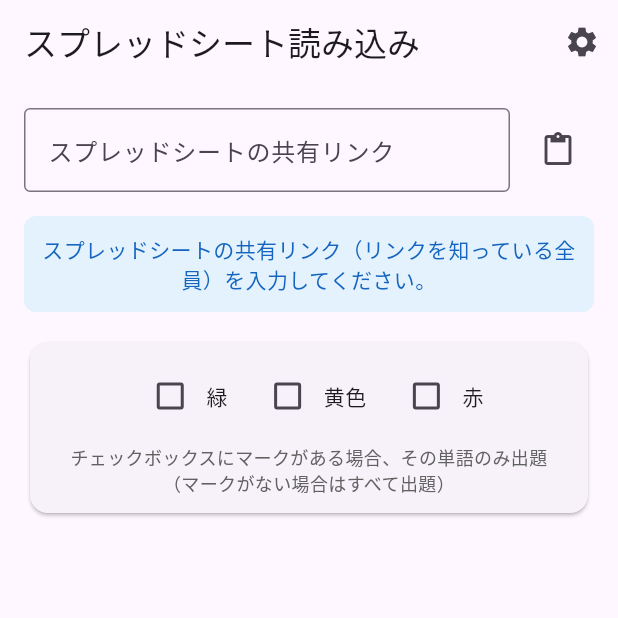
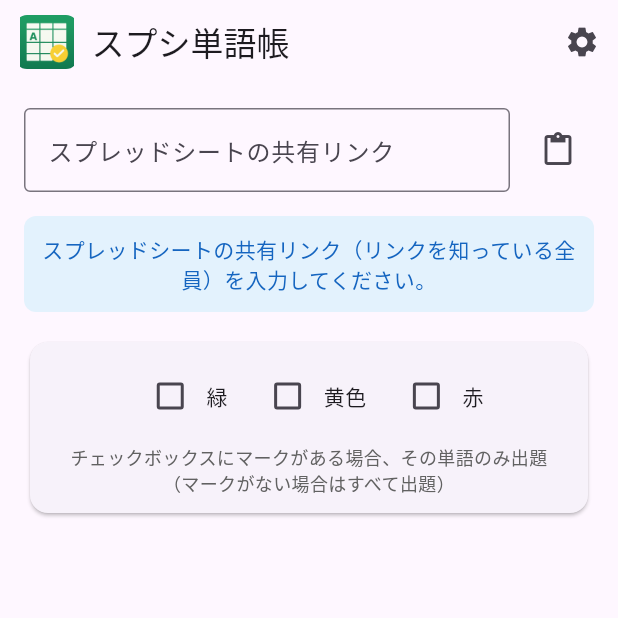
Before and after one commit to hrhrkeee/google_spreadsheet_app, a Flutter app: the screen it shows after launch, on a phone screen of 412 x 824 dp, the top half of it. Run offline on Flutter 3.47's test engine with Material 3 defaults, Android fonts, the light colour scheme and no system bars; our stand-ins replace csv; missing offline and left inert: dart:html.

Commit message:
バグ修正

```diff
--- a/lib/views/spreadsheet_page.dart
+++ b/lib/views/spreadsheet_page.dart
@@ -535,7 +535,15 @@ class _SpreadsheetPageState extends State<SpreadsheetPage> {
   Widget build(BuildContext context) {
     return Scaffold(
       appBar: AppBar(
-        title: Text("スプレッドシート読み込み"),
+        leading: Padding(
+          padding: const EdgeInsets.fromLTRB(10.0, 10.0, 4.0, 10.0),
+          child: ClipRRect(
+            borderRadius: BorderRadius.circular(8.0),
+            child: Image.asset('assets/icons/custom-icon3.png'),
+          ),
+        ),
+        title: Text("スプシ単語帳"),
+        titleSpacing: 5.0,
         actions: [
           IconButton(
             icon: Icon(Icons.settings),
```
Also changed, not shown: pubspec.yaml (+9 -71 lines), assets/icons/Icon-192.png (added), assets/icons/Icon-512.png (added), assets/icons/Icon-maskable-192.png (added), assets/icons/Icon-maskable-512.png (added), assets/icons/custom-icon.png (added), assets/icons/custom-icon2.png (added), assets/icons/custom-icon3.png (added), assets/icons/custom-icon4.png (added), assets/icons/custom-icon5.png (added), 21 other files.
